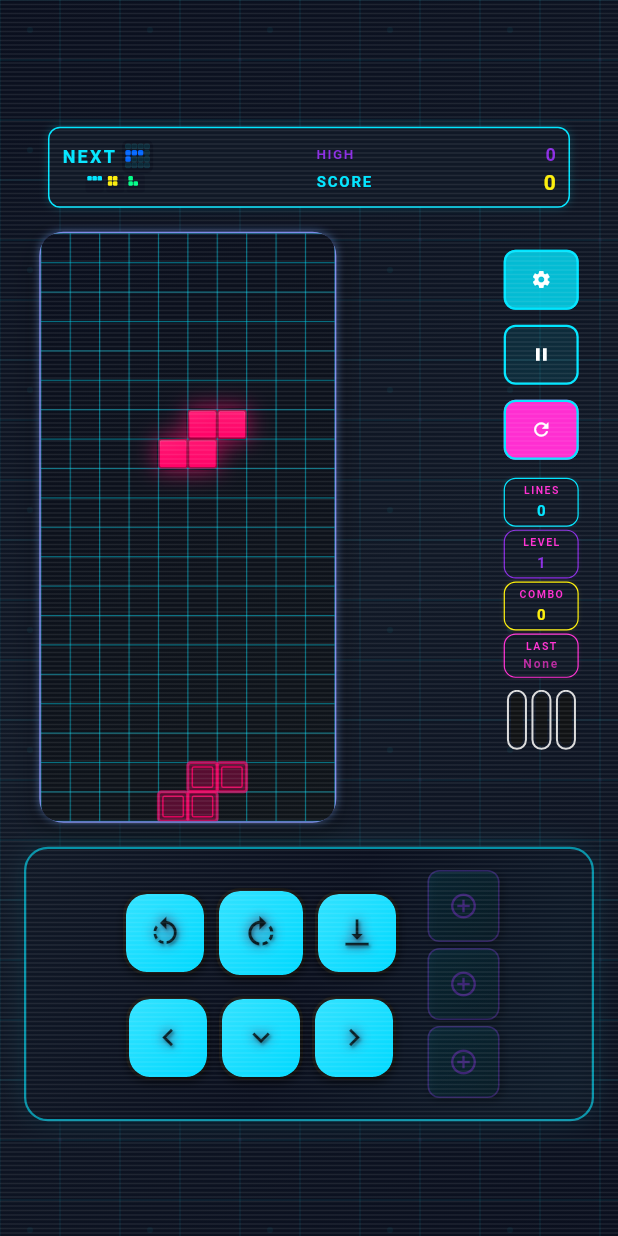
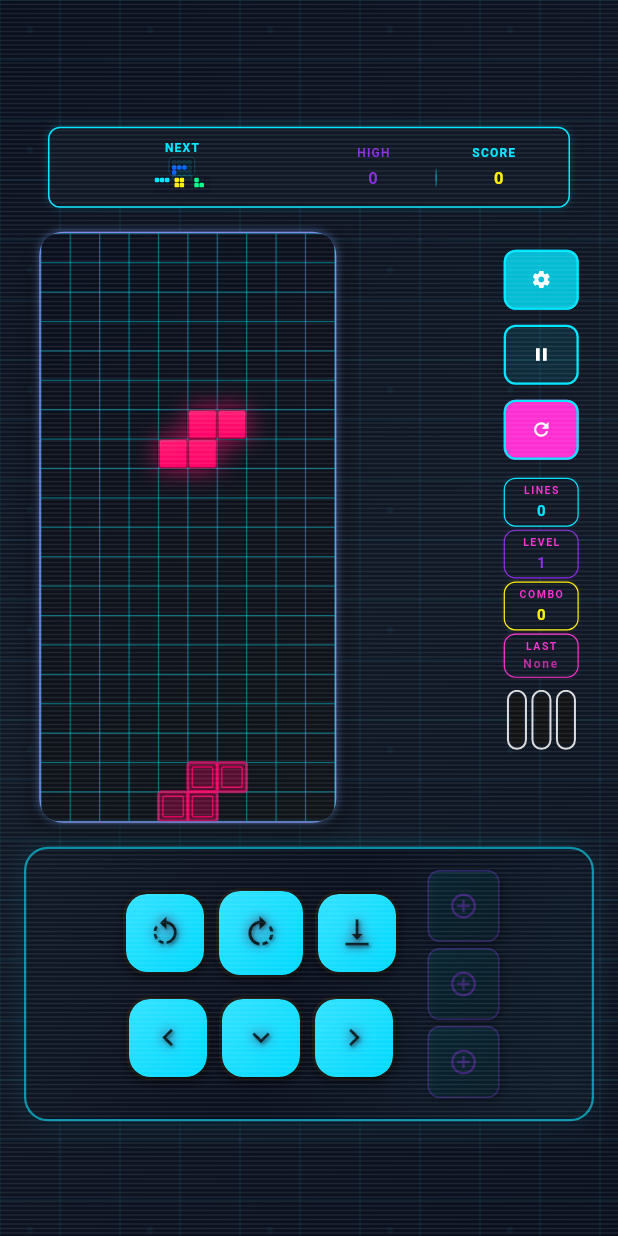
Before and after one commit to CCY0821/flutter_tetris_game, a Flutter app: the screen it shows after launch, on a phone screen of 412 x 824 dp. Run offline on Flutter 3.47's test engine with Material 3 defaults, Android fonts, the phone set to English and light mode, and no system bars; our stand-ins replace audioplayers, google_mobile_ads, shared_preferences; missing offline and left inert: universal_html; network calls fail.

Commit message:
🎨 方案D混合布局優化：解決容器溢出問題
左側垂直NEXT布局：
- NEXT標籤頂部居中 (8px字體)
- 主要方塊使用Flexible避免溢出 (0.5倍cellSize)
- 小預覽方塊底部水平居中排列

右側水平分數並排：
- HIGH|SCORE標籤水平並排 (8px字體)
- HIGH數值|分隔線|SCORE數值水平布局 (11px字體)
- 漸層垂直分隔線視覺效果

技術改進：
- 使用Flexible替代固定Container避免溢出
- 縮小字體和間距適配54px高度限制
- MainAxisAlignment.spaceEvenly實現均勻分布
- 移除過大padding保持緊湊美觀

🤖 Generated with [Claude Code](https://claude.ai/code)

Co-Authored-By: Claude <noreply@anthropic.com>

```diff
--- a/lib/game/game_ui_components.dart
+++ b/lib/game/game_ui_components.dart
@@ -215,52 +215,50 @@ class GameUIComponents {
     }
 
     return Column(
-      crossAxisAlignment: CrossAxisAlignment.start,
-      children: [
-        // 上半：NEXT標題 + 主方塊
-        Expanded(
-          flex: 3, // 占左側70%高度
-          child: Row(
-            mainAxisSize: MainAxisSize.min,
+      mainAxisAlignment: MainAxisAlignment.spaceEvenly,
       crossAxisAlignment: CrossAxisAlignment.center,
       children: [
-              // NEXT 標題
+        // 頂部：NEXT標籤
         Text(
           'NEXT',
           style: GameTheme.accentStyle.copyWith(
-                  fontSize: 12,
-                  letterSpacing: 1.5,
+            fontSize: 8,
+            letterSpacing: 0.8,
             color: cyberpunkPrimary,
           ),
         ),
-              const SizedBox(width: 4),
-
-              // 主要 NEXT 方塊
-              Container(
-                padding: const EdgeInsets.all(2),
-                decoration: BoxDecoration(
-                  color: GameTheme.gameBoardBg.withOpacity(0.7),
-                  borderRadius: BorderRadius.circular(4),
-                ),
-                child: Column(
+
+        // 中央：主要方塊
+        Flexible(
+          child: Container(
+            padding: const EdgeInsets.all(1.5),
+            decoration: BoxDecoration(
+              color: GameTheme.gameBoardBg.withOpacity(0.8),
+              borderRadius: BorderRadius.circular(3),
+              border: Border.all(
+                color: cyberpunkPrimary.withOpacity(0.3),
+                width: 0.5,
+              ),
+            ),
+            child: Column(
+              mainAxisSize: MainAxisSize.min,
               children: preview
                   .map((row) => Row(
                         mainAxisSize: MainAxisSize.min,
                         children: row
                             .map(
                               (c) => Container(
-                                    width: cellSize * 0.6,
-                                    height: cellSize * 0.6,
-                                    margin: const EdgeInsets.all(0.3),
-                                    decoration: BoxDecoration(
-                                      color: c ??
-                                          GameTheme.gridLine.withOpacity(0.1),
+                                width: cellSize * 0.5,
+                                height: cellSize * 0.5,
+                                margin: const EdgeInsets.all(0.2),
+                                decoration: BoxDecoration(
+                                  color: c ?? GameTheme.gridLine.withOpacity(0.1),
                                   borderRadius: BorderRadius.circular(1),
                                   border: c != null
                                       ? null
                                       : Border.all(
-                                              color: GameTheme.gridLine
-                                                  .withOpacity(0.2),
+                                          color:
+                                              GameTheme.gridLine.withOpacity(0.2),
                                           width: 0.2,
                                         ),
                                 ),
@@ -271,27 +269,19 @@ class GameUIComponents {
                       .toList(),
             ),
           ),
-            ],
-          ),
-        ),
-
-        // 下半：小預覽方塊
-        Expanded(
-          flex: 2, // 占左側30%高度
-          child: Padding(
-            padding: const EdgeInsets.only(left: 16), // 對齊主要方塊
-            child: Row(
-              mainAxisSize: MainAxisSize.min,
+        ),
+
+        // 底部：小預覽方塊組
+        Row(
+          mainAxisAlignment: MainAxisAlignment.center,
           children: nextTetrominos
               .take(3)
               .map((tetromino) => Container(
-                        margin: const EdgeInsets.only(right: 1.5),
+                    margin: const EdgeInsets.symmetric(horizontal: 0.5),
                     child: _buildCompactPreview(tetromino),
                   ))
               .toList(),
         ),
-          ),
-        ),
       ],
     );
   }
@@ -299,56 +289,79 @@ class GameUIComponents {
   // 右半部分：分數區域建構函數
   static Widget _buildScoreSection(int score, int highScore) {
     return Column(
-      crossAxisAlignment: CrossAxisAlignment.stretch,
-      children: [
-        // 上半：HIGH SCORE
-        Expanded(
-          flex: 1,
-          child: Row(
-            mainAxisAlignment: MainAxisAlignment.spaceBetween,
+      mainAxisAlignment: MainAxisAlignment.spaceEvenly,
+      children: [
+        // 上半：標籤行 (HIGH | SCORE)
+        Row(
+          mainAxisAlignment: MainAxisAlignment.spaceAround,
           children: [
             Text(
               'HIGH',
               style: GameTheme.accentStyle.copyWith(
-                  fontSize: 9,
-                  letterSpacing: 1.0,
-                  color: cyberpunkAccent,
-                ),
-              ),
-              Text(
-                '$highScore',
-                style: GameTheme.titleStyle.copyWith(
-                  fontSize: 12,
-                  fontWeight: FontWeight.w600,
+                fontSize: 8,
                 letterSpacing: 0.8,
                 color: cyberpunkAccent,
               ),
             ),
-            ],
-          ),
-        ),
-
-        // 下半：SCORE
-        Expanded(
-          flex: 1,
-          child: Row(
-            mainAxisAlignment: MainAxisAlignment.spaceBetween,
-            children: [
             Text(
               'SCORE',
               style: GameTheme.accentStyle.copyWith(
-                  fontSize: 10,
-                  letterSpacing: 1.2,
+                fontSize: 8,
+                letterSpacing: 0.8,
                 color: cyberpunkPrimary,
               ),
             ),
-              Text(
+          ],
+        ),
+
+        // 下半：數值行 (HIGH值 | SCORE值)
+        Flexible(
+          child: Row(
+            mainAxisAlignment: MainAxisAlignment.spaceAround,
+            children: [
+              // HIGH SCORE數值
+              Expanded(
+                child: Text(
+                  '$highScore',
+                  textAlign: TextAlign.center,
+                  style: GameTheme.titleStyle.copyWith(
+                    fontSize: 11,
+                    fontWeight: FontWeight.w600,
+                    letterSpacing: 0.3,
+                    color: cyberpunkAccent,
+                  ),
+                ),
+              ),
+
+              // 分隔線
+              Container(
+                width: 1,
+                height: 12,
+                margin: const EdgeInsets.symmetric(horizontal: 3),
+                decoration: BoxDecoration(
+                  gradient: LinearGradient(
+                    begin: Alignment.topCenter,
+                    end: Alignment.bottomCenter,
+                    colors: [
+                      cyberpunkPrimary.withOpacity(0.2),
+                      cyberpunkPrimary.withOpacity(0.6),
+                      cyberpunkPrimary.withOpacity(0.2),
+                    ],
+                  ),
+                ),
+              ),
+
+              // SCORE數值
+              Expanded(
+                child: Text(
                   '$score',
+                  textAlign: TextAlign.center,
                   style: GameTheme.titleStyle.copyWith(
-                  fontSize: 14,
+                    fontSize: 11,
                     fontWeight: FontWeight.bold,
-                  letterSpacing: 1.0,
+                    letterSpacing: 0.3,
                     color: cyberpunkCaution,
+                  ),
                 ),
               ),
             ],
```
Lines whose indentation alone changed are shown as unchanged.
